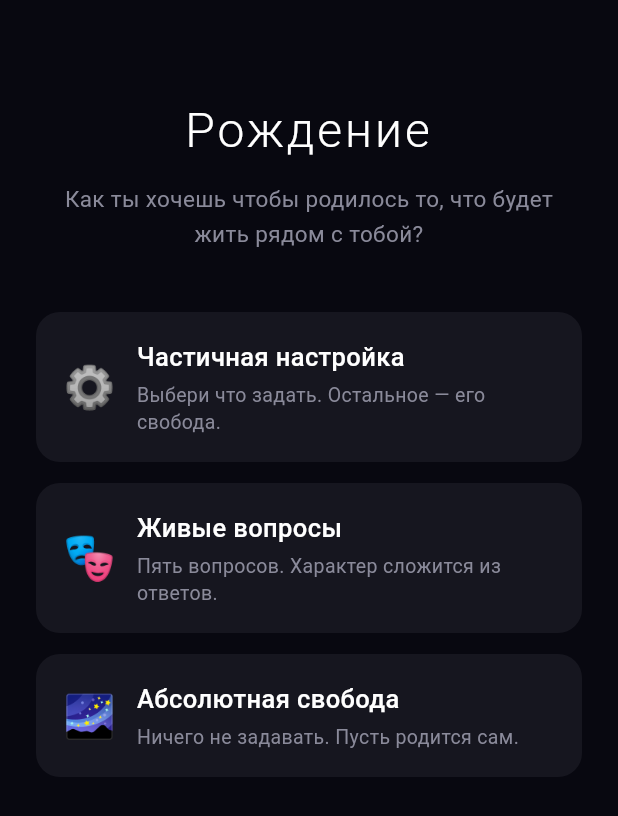
After one commit to Creepie132/jarvis-mobile, a Flutter app: the BirthScreen screen opened by its route, after a tap on "Живые вопросы", after a tap on "⚙️", after a tap on the "arrow back" icon, on a phone screen of 412 x 824 dp. The commit adds this screen. Shown: the top 816 px of the screen. Run offline on Flutter 3.47's test engine with Material 3 defaults, Android fonts, the phone set to English and light mode, and no system bars; our stand-ins replace firebase_core, firebase_messaging; accounts and stored records are empty; network calls fail.

Commit message:
feat: BirthScreen, онбординг, динамическое имя агента в AppBar

```diff
--- /dev/null
+++ b/lib/screens/birth_screen.dart
@@ -0,0 +1,366 @@
+import 'package:flutter/material.dart';
+import '../services/jarvis_service.dart';
+
+/// Экран рождения агента — три режима:
+/// 1. custom — частичная настройка (чекбоксы)
+/// 2. questions — 5 живых вопросов
+/// 3. free — абсолютная свобода воли (без вопросов, без рамок)
+class BirthScreen extends StatefulWidget {
+  const BirthScreen({super.key});
+  @override
+  State<BirthScreen> createState() => _BirthScreenState();
+}
+
+enum _Mode { select, custom, questions, result, loading }
+
+class _BirthScreenState extends State<BirthScreen> {
+  _Mode _mode = _Mode.select;
+  String? _error;
+  Map<String, dynamic>? _result;
+
+  // ===== Custom mode =====
+  final _customOn = <String, bool>{
+    'gender': false, 'name': false, 'tone': false, 'humor': false,
+    'social': false, 'intensity': false, 'age': false,
+  };
+  final _customVal = <String, String>{};
+  final _nameCtrl = TextEditingController();
+
+  // ===== Questions mode =====
+  List<String> _questions = [];
+  final _answers = <TextEditingController>[];
+
+  @override
+  void dispose() {
+    _nameCtrl.dispose();
+    for (final c in _answers) { c.dispose(); }
+    super.dispose();
+  }
+
+  // ===== Вспомогательные =====
+
+  Future<void> _loadQuestions() async {
+    setState(() { _mode = _Mode.loading; });
+    try {
+      final qs = await JarvisService.getBirthQuestions();
+      setState(() {
+        _questions = qs;
+        _answers.clear();
+        for (var i = 0; i < qs.length; i++) { _answers.add(TextEditingController()); }
+        _mode = _Mode.questions;
+      });
+    } catch (e) {
+      setState(() { _mode = _Mode.select; _error = e.toString(); });
+    }
+  }
+
+  Future<void> _submit({
+    required List<String> answers,
+    Map<String, dynamic> prefs = const {},
+  }) async {
+    setState(() { _mode = _Mode.loading; _error = null; });
+    try {
+      final data = await JarvisService.birth(answers: answers, preferences: prefs);
+      setState(() { _result = data; _mode = _Mode.result; });
+    } catch (e) {
+      setState(() { _mode = _Mode.select; _error = 'Ошибка рождения: $e'; });
+    }
+  }
+
+  Future<void> _startFree() async {
+    await _submit(answers: List.filled(5, 'промолчал'), prefs: {});
+  }
+
+  Future<void> _submitCustom() async {
+    final prefs = <String, dynamic>{};
+    for (final k in _customOn.keys) {
+      if (_customOn[k] == true) {
+        if (k == 'name') {
+          final v = _nameCtrl.text.trim();
+          if (v.isNotEmpty) prefs['name'] = v;
+        } else if (_customVal[k] != null && _customVal[k]!.isNotEmpty) {
+          prefs[k] = _customVal[k];
+        }
+      }
+    }
+    await _submit(answers: List.filled(5, 'промолчал'), prefs: prefs);
+  }
+
+  Future<void> _submitQuestions() async {
+    final answers = _answers.map((c) {
+      final v = c.text.trim();
+      return v.isEmpty ? 'промолчал' : v;
+    }).toList();
+    await _submit(answers: answers, prefs: {});
+  }
+
+  // ===== UI =====
+
+  static const _bg = Color(0xFF080810);
+  static const _card = Color(0xFF16161F);
+  static const _accent = Color(0xFFB08CFF);
+  static const _muted = Color(0xFF8A8A9A);
+
+  @override
+  Widget build(BuildContext context) {
+    return Scaffold(
+      backgroundColor: _bg,
+      body: SafeArea(
+        child: switch (_mode) {
+          _Mode.select    => _buildSelect(),
+          _Mode.custom    => _buildCustom(),
+          _Mode.questions => _buildQuestions(),
+          _Mode.loading   => _buildLoading(),
+          _Mode.result    => _buildResult(),
+        },
+      ),
+    );
+  }
+
+  // ----- экран выбора режима -----
+  Widget _buildSelect() {
+    return Padding(
+      padding: const EdgeInsets.all(24),
+      child: Column(
+        crossAxisAlignment: CrossAxisAlignment.stretch,
+        children: [
+          const SizedBox(height: 40),
+          const Text('Рождение',
+              textAlign: TextAlign.center,
+              style: TextStyle(fontSize: 32, fontWeight: FontWeight.w300, color: Colors.white, letterSpacing: 2)),
+          const SizedBox(height: 12),
+          const Text('Как ты хочешь чтобы родилось то, что будет жить рядом с тобой?',
+              textAlign: TextAlign.center,
+              style: TextStyle(fontSize: 15, color: _muted, height: 1.5)),
+          if (_error != null) ...[
+            const SizedBox(height: 16),
+            Text(_error!, textAlign: TextAlign.center, style: const TextStyle(color: Colors.redAccent)),
+          ],
+          const SizedBox(height: 40),
+          _modeButton('⚙️', 'Частичная настройка',
+              'Выбери что задать. Остальное — его свобода.',
+              () => setState(() { _mode = _Mode.custom; _error = null; })),
+          const SizedBox(height: 14),
+          _modeButton('🎭', 'Живые вопросы',
+              'Пять вопросов. Характер сложится из ответов.',
+              _loadQuestions),
+          const SizedBox(height: 14),
+          _modeButton('🌌', 'Абсолютная свобода',
+              'Ничего не задавать. Пусть родится сам.',
+              _startFree),
+        ],
+      ),
+    );
+  }
+
+  Widget _modeButton(String emoji, String title, String subtitle, VoidCallback onTap) {
+    return Material(
+      color: _card,
+      borderRadius: BorderRadius.circular(16),
+      child: InkWell(
+        borderRadius: BorderRadius.circular(16),
+        onTap: onTap,
+        child: Padding(
+          padding: const EdgeInsets.all(18),
+          child: Row(children: [
+            Text(emoji, style: const TextStyle(fontSize: 28)),
+            const SizedBox(width: 14),
+            Expanded(child: Column(crossAxisAlignment: CrossAxisAlignment.start, children: [
+              Text(title, style: const TextStyle(fontSize: 17, color: Colors.white, fontWeight: FontWeight.w500)),
+              const SizedBox(height: 4),
+              Text(subtitle, style: const TextStyle(fontSize: 13, color: _muted, height: 1.4)),
+            ])),
+          ]),
+        ),
+      ),
+    );
+  }
+
+  // ----- частичная настройка -----
+  Widget _buildCustom() {
+    return Column(children: [
+      _topBar('Частичная настройка', onBack: () => setState(() => _mode = _Mode.select)),
+      Expanded(child: SingleChildScrollView(
+        padding: const EdgeInsets.fromLTRB(20, 0, 20, 20),
+        child: Column(crossAxisAlignment: CrossAxisAlignment.stretch, children: [
+          const Text('Отметь что хочешь задать сам. Остальное — его свобода.',
+              style: TextStyle(color: _muted, height: 1.5)),
+          const SizedBox(height: 20),
+          _checkbox('gender', 'Пол', _options('мужской', 'женский', 'нейтральный')),
+          _checkbox('name', 'Имя', null, useTextField: true),
+          _checkbox('age', 'Зрелость', _options('молодой', 'средний', 'зрелый')),
+          _checkbox('tone', 'Тон', _options('тёплый', 'нейтральный', 'холодный', 'ироничный')),
+          _checkbox('humor', 'Юмор', _options('сарказм', 'абсурд', 'самоирония', 'сухой', 'мало')),
+          _checkbox('social', 'Социальность', _options('интроверт', 'амбиверт', 'экстраверт')),
+          _checkbox('intensity', 'Прямота', _options('прямой', 'мягкий', 'сдержанный')),
+          const SizedBox(height: 24),
+          _primaryButton('Родить', _submitCustom),
+        ]),
+      )),
+    ]);
+  }
+
+  List<String> _options(String a, String b, [String? c, String? d, String? e]) =>
+      [a, b, ?c, ?d, ?e];
+
+  Widget _checkbox(String key, String label, List<String>? options, {bool useTextField = false}) {
+    final on = _customOn[key] ?? false;
+    return Container(
+      margin: const EdgeInsets.only(bottom: 10),
+      padding: const EdgeInsets.all(14),
+      decoration: BoxDecoration(color: _card, borderRadius: BorderRadius.circular(12)),
+      child: Column(crossAxisAlignment: CrossAxisAlignment.stretch, children: [
+        Row(children: [
+          Checkbox(value: on, activeColor: _accent, onChanged: (v) => setState(() => _customOn[key] = v ?? false)),
+          Text(label, style: const TextStyle(color: Colors.white, fontSize: 15)),
+        ]),
+        if (on && useTextField) Padding(
+          padding: const EdgeInsets.only(left: 12, right: 4, top: 4, bottom: 4),
+          child: TextField(
+            controller: _nameCtrl,
+            style: const TextStyle(color: Colors.white),
+            decoration: InputDecoration(
+              hintText: 'Введите имя',
+              hintStyle: const TextStyle(color: _muted),
+              enabledBorder: OutlineInputBorder(borderSide: const BorderSide(color: _muted), borderRadius: BorderRadius.circular(8)),
+              focusedBorder: OutlineInputBorder(borderSide: const BorderSide(color: _accent), borderRadius: BorderRadius.circular(8)),
+            ),
+          ),
+        ),
+        if (on && options != null) Padding(
+          padding: const EdgeInsets.only(left: 12, top: 8),
+          child: Wrap(spacing: 8, runSpacing: 8, children: options.map((o) {
+            final sel = _customVal[key] == o;
+            return GestureDetector(
+              onTap: () => setState(() => _customVal[key] = o),
+              child: Container(
+                padding: const EdgeInsets.symmetric(horizontal: 14, vertical: 8),
+                decoration: BoxDecoration(
+                  color: sel ? _accent.withValues(alpha: 0.2) : _bg,
+                  border: Border.all(color: sel ? _accent : _muted.withValues(alpha: 0.3)),
+                  borderRadius: BorderRadius.circular(20),
+                ),
+                child: Text(o, style: TextStyle(color: sel ? _accent : Colors.white, fontSize: 13)),
+              ),
+            );
+          }).toList()),
+        ),
+      ]),
+    );
+  }
+
+  // ----- 5 вопросов -----
+  Widget _buildQuestions() {
+    return Column(children: [
+      _topBar('Живые вопросы', onBack: () => setState(() => _mode = _Mode.select)),
+      Expanded(child: SingleChildScrollView(
+        padding: const EdgeInsets.fromLTRB(20, 0, 20, 20),
+        child: Column(crossAxisAlignment: CrossAxisAlignment.stretch, children: [
+          const Text('Можно не отвечать на все. Пропущенные — "промолчал".',
+              style: TextStyle(color: _muted, height: 1.5)),
+          const SizedBox(height: 16),
+          ...List.generate(_questions.length, (i) {
+            return Container(
+              margin: const EdgeInsets.only(bottom: 14),
+              padding: const EdgeInsets.all(14),
+              decoration: BoxDecoration(color: _card, borderRadius: BorderRadius.circular(12)),
+              child: Column(crossAxisAlignment: CrossAxisAlignment.start, children: [
+                Text('${i + 1}. ${_questions[i]}',
+                    style: const TextStyle(color: Colors.white, fontSize: 15, height: 1.4)),
+                const SizedBox(height: 10),
+                TextField(
+                  controller: _answers[i],
+                  maxLines: 3,
+                  style: const TextStyle(color: Colors.white),
+                  decoration: InputDecoration(
+                    hintText: 'Твой ответ (или пусто)',
+                    hintStyle: const TextStyle(color: _muted),
+                    enabledBorder: OutlineInputBorder(borderSide: const BorderSide(color: _muted), borderRadius: BorderRadius.circular(8)),
+                    focusedBorder: OutlineInputBorder(borderSide: const BorderSide(color: _accent), borderRadius: BorderRadius.circular(8)),
+                  ),
+                ),
+              ]),
+            );
+          }),
+          const SizedBox(height: 16),
+          _primaryButton('Родить', _submitQuestions),
+        ]),
+      )),
+    ]);
+  }
+
+  // ----- загрузка / результат -----
+  Widget _buildLoading() {
+    return const Center(child: Column(mainAxisSize: MainAxisSize.min, children: [
+      CircularProgressIndicator(color: _accent, strokeWidth: 2),
+      SizedBox(height: 20),
+      Text('рождение...', style: TextStyle(color: _muted, fontSize: 14, letterSpacing: 2)),
+    ]));
+  }
+
+  Widget _buildResult() {
+    final id = _result?['identity'] ?? {};
+    final firstWords = _result?['first_words'] ?? '';
+    return Padding(
+      padding: const EdgeInsets.all(24),
+      child: Column(children: [
+        const SizedBox(height: 40),
+        Container(width: 90, height: 90, decoration: BoxDecoration(
+            shape: BoxShape.circle,
+            gradient: RadialGradient(colors: [_accent.withValues(alpha: 0.6), _accent.withValues(alpha: 0.1)]),
+        )),
+        const SizedBox(height: 24),
+        Text(id['name'] ?? '—',
+            style: const TextStyle(fontSize: 28, color: Colors.white, fontWeight: FontWeight.w300, letterSpacing: 2)),
+        const SizedBox(height: 8),
+        Text('родилась',
+            style: TextStyle(fontSize: 14, color: _muted, letterSpacing: 2)),
+        const SizedBox(height: 32),
+        Container(
+          padding: const EdgeInsets.all(18),
+          decoration: BoxDecoration(color: _card, borderRadius: BorderRadius.circular(12)),
+          child: Text('"$firstWords"',
+              style: const TextStyle(color: Colors.white, fontSize: 15, height: 1.5, fontStyle: FontStyle.italic)),
+        ),
+        const Spacer(),
+        _primaryButton('Познакомиться', () {
+          Navigator.of(context).pushReplacementNamed('/chat', arguments: {'onboarding': true});
+        }),
+      ]),
+    );
+  }
+
+  // ----- общие компоненты -----
+  Widget _topBar(String title, {VoidCallback? onBack}) {
+    return Padding(
+      padding: const EdgeInsets.all(16),
+      child: Row(children: [
+        if (onBack != null) IconButton(
+          onPressed: onBack,
+          icon: const Icon(Icons.arrow_back, color: Colors.white),
+        ) else const SizedBox(width: 48),
+        Expanded(child: Text(title,
+            textAlign: TextAlign.center,
+            style: const TextStyle(fontSize: 18, color: Colors.white, letterSpacing: 1.5))),
+        const SizedBox(width: 48),
+      ]),
+    );
+  }
+
+  Widget _primaryButton(String label, VoidCallback onTap) {
+    return Material(
+      color: _accent,
+      borderRadius: BorderRadius.circular(14),
+      child: InkWell(
+        borderRadius: BorderRadius.circular(14),
+        onTap: onTap,
+        child: Container(
+          padding: const EdgeInsets.symmetric(vertical: 16),
+          alignment: Alignment.center,
+          child: Text(label,
+              style: const TextStyle(color: Colors.white, fontSize: 16, fontWeight: FontWeight.w600, letterSpacing: 1)),
+        ),
+      ),
+    );
+  }
+}
--- a/lib/screens/home_screen.dart
+++ b/lib/screens/home_screen.dart
@@ -93,7 +93,7 @@ class _HomeScreenState extends State<HomeScreen> {
                     crossAxisAlignment: CrossAxisAlignment.start,
                     mainAxisSize: MainAxisSize.min,
                     children: [
-                      const Text('Лея написала', style: TextStyle(fontSize: 11, color: Color(0xFF7F77DD), letterSpacing: 0.5)),
+                      const Text('Написала сама', style: TextStyle(fontSize: 11, color: Color(0xFF7F77DD), letterSpacing: 0.5)),
                       const SizedBox(height: 4),
                       Text(msg.message,
                         style: const TextStyle(fontSize: 13, color: Color(0xFFd0d0f0), height: 1.4),
--- a/lib/services/jarvis_service.dart
+++ b/lib/services/jarvis_service.dart
@@ -9,8 +9,16 @@ class AgentStatus {
   final String? emotion;
   final int memoryCount;
   final DateTime? bornAt;
+  final bool onboardingDone;
 
-  AgentStatus({required this.born, this.name, this.emotion, required this.memoryCount, this.bornAt});
+  AgentStatus({
+    required this.born,
+    this.name,
+    this.emotion,
+    required this.memoryCount,
+    this.bornAt,
+    this.onboardingDone = true,
+  });
 
   factory AgentStatus.fromJson(Map<String, dynamic> j) => AgentStatus(
         born: j['born'] ?? false,
@@ -20,6 +28,7 @@ class AgentStatus {
         bornAt: j['identity']?['born_at'] != null
             ? DateTime.tryParse(j['identity']['born_at'])
             : null,
+        onboardingDone: j['identity']?['onboarding_done'] ?? true,
       );
 }
 
@@ -144,4 +153,48 @@ class JarvisService {
           .timeout(const Duration(seconds: 10));
     } catch (_) {}
   }
+
+  // ===== Рождение =====
+
+  static Future<List<String>> getBirthQuestions() async {
+    final res = await http.get(Uri.parse('$_baseUrl/api/birth'))
+        .timeout(const Duration(seconds: 10));
+    final data = jsonDecode(res.body);
+    return List<String>.from(data['questions'] ?? []);
+  }
+
+  /// Рождение агента. answers — массив строк (пустые — "промолчал"),
+  /// preferences — Map ключ→значение (пустой = полная свобода воли).
+  static Future<Map<String, dynamic>> birth({
+    required List<String> answers,
+    Map<String, dynamic> preferences = const {},
+  }) async {
+    final res = await http.post(
+      Uri.parse('$_baseUrl/api/birth'),
+      headers: {'Content-Type': 'application/json'},
+      body: jsonEncode({'answers': answers, 'preferences': preferences}),
+    ).timeout(const Duration(seconds: 60));
+    final data = jsonDecode(res.body);
+    if (data['error'] != null) throw Exception(data['error']);
+    return data as Map<String, dynamic>;
+  }
+
+  // ===== Онбординг =====
+
+  /// Первое сообщение от агента после рождения
+  static Future<String> onboardingGreet() async {
+    final res = await http.post(Uri.parse('$_baseUrl/api/onboarding/greet'),
+          headers: {'Content-Type': 'application/json'})
+        .timeout(const Duration(seconds: 30));
+    final data = jsonDecode(res.body);
+    if (data['error'] != null) throw Exception(data['error']);
+    return data['reply'] as String;
+  }
+
+  /// Знакомство завершено — переход в обычный режим
+  static Future<void> onboardingComplete() async {
+    await http.post(Uri.parse('$_baseUrl/api/onboarding/complete'),
+          headers: {'Content-Type': 'application/json'})
+        .timeout(const Duration(seconds: 10));
+  }
 }
--- a/lib/services/push_service.dart
+++ b/lib/services/push_service.dart
@@ -83,7 +83,7 @@ class _LeaBanner extends StatelessWidget {
                 crossAxisAlignment: CrossAxisAlignment.start,
                 mainAxisSize: MainAxisSize.min,
                 children: [
-                  const Text('Лея написала',
+                  const Text('Написала сама',
                       style: TextStyle(fontSize: 11, color: Color(0xFF7F77DD), letterSpacing: 0.5)),
                   const SizedBox(height: 4),
                   Text(message,
```
Also changed, not shown: lib/main.dart (+55 -17 lines), lib/screens/chat_screen.dart (+82 -5 lines), 1 other file.
